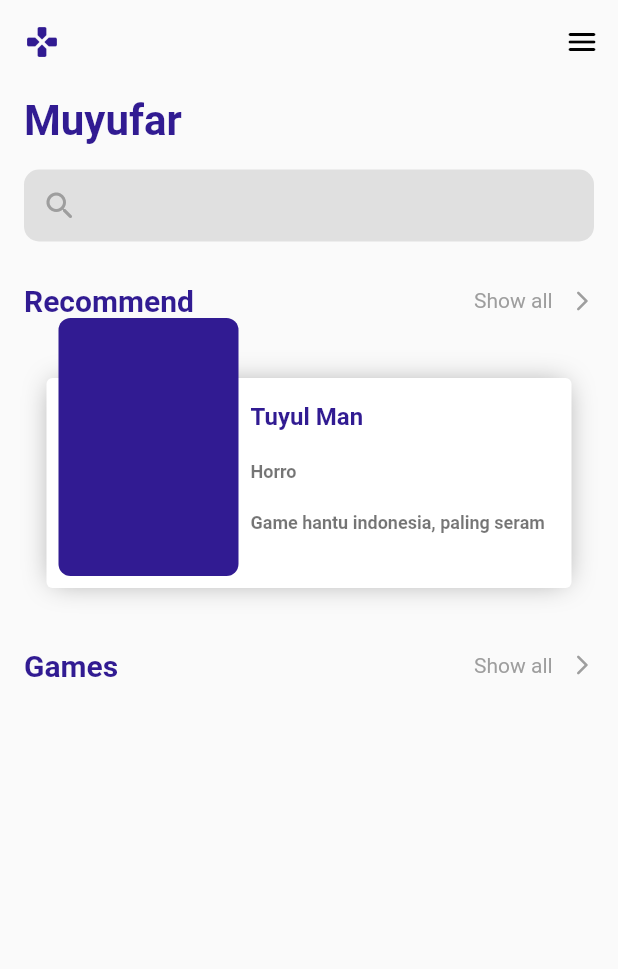
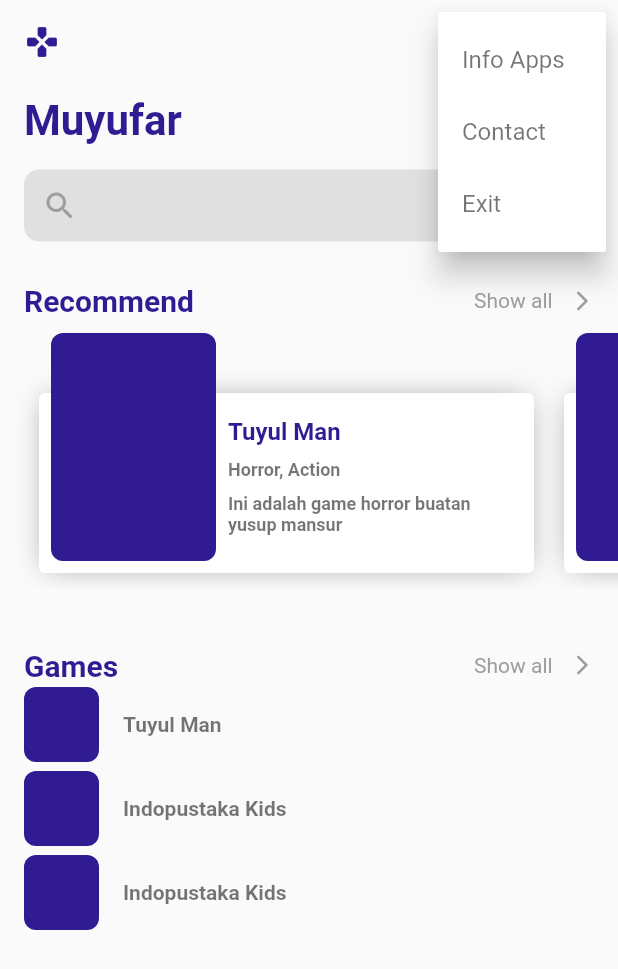
Before and after one commit to MarioAPasama/flutter_muyufar_game, a Flutter app: the screen it shows after launch, after a tap on the "menu" icon, on a phone screen of 412 x 824 dp. Shown: the top 969 px of the screen. Run offline on Flutter 3.47's test engine with Material 2 defaults, Android fonts, the phone set to English and light mode, and no system bars.

Commit message:
update 10 okt 2022

```diff
--- /dev/null
+++ b/lib/domain/models/product_model.dart
@@ -0,0 +1,26 @@
+class ProductModel {
+  final String id;
+  final String cover;
+  final String name;
+  final String genre;
+  final String description;
+  final String linkGame;
+
+  const ProductModel(
+      {required this.id,
+      required this.cover,
+      required this.name,
+      required this.genre,
+      required this.description,
+      required this.linkGame});
+
+  factory ProductModel.fromJson(Map<String, dynamic> json) {
+    return ProductModel(
+        id: json['id'],
+        cover: json['cover'],
+        name: json['name'],
+        genre: json['genre'],
+        description: json['description'],
+        linkGame: json['link_game']);
+  }
+}
--- /dev/null
+++ b/lib/domain/services/local/product_service_local.dart
@@ -0,0 +1,13 @@
+import 'dart:convert';
+
+import 'package:flutter/services.dart';
+import 'package:muyufar_game/domain/models/product_model.dart';
+
+class ProductServiceLocal {
+  static Future<List<ProductModel>> get() async {
+    final response = await rootBundle.loadString('assets/data/product.json');
+    final data = await jsonDecode(response);
+    return List<ProductModel>.from(
+        data['data'].map((e) => ProductModel.fromJson(e)));
+  }
+}
--- a/lib/presentation/pages/home/home_page.dart
+++ b/lib/presentation/pages/home/home_page.dart
@@ -5,34 +5,40 @@ class HomePage extends StatelessWidget {
 
   @override
   Widget build(BuildContext context) {
-    return Scaffold(
-      appBar: AppBar(
-        elevation: 0,
-        backgroundColor: Colors.transparent,
-        leading: Icon(
-          Icons.gamepad_rounded,
-          color: colorPrimary,
-        ),
-        actions: [
-          IconButton(
-              onPressed: () {},
-              icon: const Icon(
-                Icons.menu_rounded,
-                color: Colors.black,
-              ))
+    return WillPopScope(
+      onWillPop: () async {
+        return Navigator.canPop(context);
+      },
+      child: Scaffold(
+        appBar: _appBar(context),
+        body: ListView(
+          shrinkWrap: true,
+          padding: const EdgeInsets.only(top: 8),
+          children: [
+            _header(),
+            _recommend(),
+            const SizedBox(height: 40),
+            _games()
           ],
         ),
-      body: ListView(
-        shrinkWrap: true,
-        padding: const EdgeInsets.only(left: 16, right: 16, top: 8),
+      ),
+    );
+  }
+
+  Column _header() {
+    return Column(
+      crossAxisAlignment: CrossAxisAlignment.start,
       children: [
-          Text(
+        Padding(
+          padding: const EdgeInsets.symmetric(horizontal: 16),
+          child: Text(
             'Muyufar',
             style: TextStyle(
                 fontWeight: FontWeight.bold, color: colorPrimary, fontSize: 28),
           ),
+        ),
         Container(
-            margin: const EdgeInsets.only(top: 16, bottom: 28),
+          margin: const EdgeInsets.fromLTRB(16, 16, 16, 28),
           decoration:
               inputBoxDecorationRounded.copyWith(color: Colors.grey.shade300),
           child: TextField(
@@ -54,24 +60,93 @@ class HomePage extends StatelessWidget {
             ),
           ),
         ),
-          _recommend(),
-          const SizedBox(height: 40),
-          _games()
       ],
-      ),
     );
   }
 
-  Row _games() {
-    return Row(
+  AppBar _appBar(BuildContext context) {
+    return AppBar(
+      elevation: 0,
+      backgroundColor: Colors.transparent,
+      leading: Icon(
+        Icons.gamepad_rounded,
+        color: colorPrimary,
+      ),
+      actions: [
+        PopupMenuButton(
+            icon: const Icon(
+              Icons.menu_rounded,
+              color: Colors.black,
+            ),
+            onSelected: (value) {
+              switch (value) {
+                case '1':
+                  break;
+                case '2':
+                  break;
+                case '3':
+                  if (Platform.isAndroid) {
+                    SystemNavigator.pop();
+                  } else {
+                    exit(0);
+                  }
+                  break;
+                default:
+              }
+            },
+            itemBuilder: (context) => [
+                  PopupMenuItem(
+                      value: '1',
+                      child: Text(
+                        'Info Apps',
+                        style: TextStyle(color: colorTextBlack),
+                      )),
+                  PopupMenuItem(
+                      value: '2',
+                      child: Text(
+                        'Contact',
+                        style: TextStyle(color: colorTextBlack),
+                      )),
+                  PopupMenuItem(
+                      value: '3',
+                      child: Text(
+                        'Exit',
+                        style: TextStyle(color: colorTextBlack),
+                      )),
+                ]),
+      ],
+    );
+  }
+
+  Widget _games() {
+    return FutureBuilder(
+      future: ProductServiceLocal.get(),
+      builder: (context, snapshot) {
+        if (snapshot.hasData) {
+          List<ProductModel> product = snapshot.data as List<ProductModel>;
+          return Column(
+            children: [
+              Padding(
+                padding: const EdgeInsets.symmetric(horizontal: 16),
+                child: Row(
                   mainAxisAlignment: MainAxisAlignment.spaceBetween,
                   children: [
                     Text(
                       'Games',
                       style: TextStyle(
-              fontWeight: FontWeight.bold, color: colorPrimary, fontSize: 20),
+                          fontWeight: FontWeight.bold,
+                          color: colorPrimary,
+                          fontSize: 20),
                     ),
-        SizedBox(
+                    GestureDetector(
+                      onTap: () {
+                        Navigator.push(
+                          context,
+                          MaterialPageRoute(
+                              builder: (context) => const MorePage()),
+                        );
+                      },
+                      child: SizedBox(
                         width: 80,
                         child: Row(
                           mainAxisAlignment: MainAxisAlignment.spaceBetween,
@@ -87,15 +162,54 @@ class HomePage extends StatelessWidget {
                             )
                           ],
                         ),
+                      ),
                     )
                   ],
+                ),
+              ),
+              ListView.builder(
+                shrinkWrap: true,
+                physics: const NeverScrollableScrollPhysics(),
+                itemCount: product.length > 10 ? 10 : product.length,
+                itemBuilder: (context, index) {
+                  return ListTile(
+                    leading: Container(
+                      height: 50,
+                      width: 50,
+                      decoration: BoxDecoration(
+                          color: colorPrimary,
+                          borderRadius: BorderRadius.circular(8)),
+                    ),
+                    title: Text(
+                      product[index].name,
+                      style: TextStyle(
+                          fontWeight: FontWeight.bold,
+                          color: colorTextBlack,
+                          fontSize: 14),
+                    ),
+                  );
+                },
+              )
+            ],
+          );
+        } else {
+          return const SizedBox();
+        }
+      },
     );
   }
 
   Widget _recommend() {
+    return FutureBuilder(
+      future: ProductServiceLocal.get(),
+      builder: (context, snapshot) {
+        if (snapshot.hasData) {
+          List<ProductModel> product = snapshot.data as List<ProductModel>;
           return Column(
             children: [
-        Row(
+              Padding(
+                padding: const EdgeInsets.symmetric(horizontal: 16),
+                child: Row(
                   mainAxisAlignment: MainAxisAlignment.spaceBetween,
                   children: [
                     Text(
@@ -105,7 +219,14 @@ class HomePage extends StatelessWidget {
                           color: colorPrimary,
                           fontSize: 20),
                     ),
-            SizedBox(
+                    GestureDetector(
+                      onTap: () {
+                        Navigator.push(
+                            context,
+                            MaterialPageRoute(
+                                builder: (context) => const MorePage()));
+                      },
+                      child: SizedBox(
                         width: 80,
                         child: Row(
                           mainAxisAlignment: MainAxisAlignment.spaceBetween,
@@ -121,86 +242,28 @@ class HomePage extends StatelessWidget {
                             )
                           ],
                         ),
-            )
-          ],
-        ),
-        SizedBox(
-          height: 180,
-          child: ListView(
-            shrinkWrap: true,
-            scrollDirection: Axis.horizontal,
-            children: [
-              Container(
-                height: 180,
-                width: 350,
-                color: Colors.transparent,
-                child: Stack(
-                  children: [
-                    Container(
-                      height: 180,
-                      width: 350,
-                      padding: const EdgeInsets.all(16),
-                      margin: const EdgeInsets.only(top: 40),
-                      decoration: BoxDecoration(
-                          color: Colors.white,
-                          borderRadius: BorderRadius.circular(4),
-                          boxShadow: const [
-                            BoxShadow(
-                                color: Colors.grey,
-                                blurRadius: 16,
-                                spreadRadius: -4)
-                          ]),
-                      child: Row(
-                        children: [
-                          const SizedBox(width: 120),
-                          Column(
-                            crossAxisAlignment: CrossAxisAlignment.start,
-                            children: [
-                              Text(
-                                'Tuyul Man',
-                                style: TextStyle(
-                                    fontWeight: FontWeight.bold,
-                                    color: colorPrimary,
-                                    fontSize: 16),
-                              ),
-                              const Spacer(),
-                              Text(
-                                'Horro',
-                                style: TextStyle(
-                                    fontWeight: FontWeight.bold,
-                                    color: colorTextBlack,
-                                    fontSize: 12),
-                              ),
-                              const Spacer(),
-                              Text(
-                                'Game hantu indonesia, paling seram',
-                                style: TextStyle(
-                                    fontWeight: FontWeight.bold,
-                                    color: colorTextBlack,
-                                    fontSize: 12),
-                              ),
-                              const Spacer(),
-                            ],
-                          ),
-                        ],
-                      ),
-                    ),
-                    Container(
-                      height: 180,
-                      width: 120,
-                      margin: const EdgeInsets.only(left: 8, bottom: 8),
-                      decoration: BoxDecoration(
-                        color: colorPrimary,
-                        borderRadius: BorderRadius.circular(8),
                       ),
                     )
                   ],
                 ),
-              )
-            ],
+              ),
+              SizedBox(
+                height: 180,
+                child: ListView.builder(
+                  shrinkWrap: true,
+                  itemCount: product.length > 5 ? 5 : product.length,
+                  scrollDirection: Axis.horizontal,
+                  padding: const EdgeInsets.symmetric(horizontal: 16),
+                  itemBuilder: (context, index) =>
+                      CardBannerProducy(product: product[index]),
                 ),
               )
             ],
           );
+        } else {
+          return const Center(child: CircularProgressIndicator());
+        }
+      },
+    );
   }
 }
--- a/lib/presentation/pages/splash/splash_page.dart
+++ b/lib/presentation/pages/splash/splash_page.dart
@@ -7,7 +7,7 @@ class SplashPage extends StatelessWidget {
   Widget build(BuildContext context) {
     SplashController().initialPage(context);
     return const Scaffold(
-      body: Center(child: Text('Splash')),
+      body: Center(child: Text('')),
     );
   }
 }
--- /dev/null
+++ b/lib/presentation/utils/card_banner_product_util.dart
@@ -0,0 +1,81 @@
+import 'package:flutter/material.dart';
+import 'package:muyufar_game/domain/models/product_model.dart';
+import 'package:muyufar_game/infrastructure/theme/colors.theme.dart';
+
+class CardBannerProducy extends StatelessWidget {
+  final ProductModel product;
+  const CardBannerProducy({required this.product, super.key});
+
+  @override
+  Widget build(BuildContext context) {
+    return Container(
+      height: 180,
+      width: 350,
+      color: Colors.transparent,
+      padding: const EdgeInsets.all(10),
+      child: Stack(
+        children: [
+          Container(
+            height: 180,
+            width: 350,
+            padding: const EdgeInsets.all(16),
+            margin: const EdgeInsets.only(top: 40),
+            decoration: BoxDecoration(
+                color: Colors.white,
+                borderRadius: BorderRadius.circular(4),
+                boxShadow: const [
+                  BoxShadow(
+                      color: Colors.grey, blurRadius: 16, spreadRadius: -4)
+                ]),
+            child: Row(
+              children: [
+                const SizedBox(width: 110),
+                SizedBox(
+                  width: 180,
+                  child: Column(
+                    crossAxisAlignment: CrossAxisAlignment.start,
+                    children: [
+                      Text(
+                        product.name,
+                        style: TextStyle(
+                            fontWeight: FontWeight.bold,
+                            color: colorPrimary,
+                            fontSize: 16),
+                      ),
+                      const Spacer(),
+                      Text(
+                        product.genre,
+                        style: TextStyle(
+                            fontWeight: FontWeight.bold,
+                            color: colorTextBlack,
+                            fontSize: 12),
+                      ),
+                      const Spacer(),
+                      Text(
+                        product.description,
+                        style: TextStyle(
+                            fontWeight: FontWeight.bold,
+                            color: colorTextBlack,
+                            fontSize: 12),
+                      ),
+                      const Spacer(),
+                    ],
+                  ),
+                ),
+              ],
+            ),
+          ),
+          Container(
+            height: 180,
+            width: 110,
+            margin: const EdgeInsets.only(left: 8, bottom: 8),
+            decoration: BoxDecoration(
+              color: colorPrimary,
+              borderRadius: BorderRadius.circular(8),
+            ),
+          )
+        ],
+      ),
+    );
+  }
+}
--- a/pubspec.yaml
+++ b/pubspec.yaml
@@ -60,8 +60,8 @@ flutter:
   uses-material-design: true
 
   # To add assets to your application, add an assets section, like this:
-  # assets:
-  #   - images/a_dot_burr.jpeg
+  assets:
+    - assets/data/
   #   - images/a_dot_ham.jpeg
 
   # An image asset can refer to one or more resolution-specific "variants", see
```
Also changed, not shown: assets/data/product.json (added, +28 -0 lines), lib/presentation/pages/more/more_page.dart (added, +83 -0 lines), lib/presentation/pages/pages.dart (+8 -1 lines). Lines whose indentation alone changed are shown as unchanged.
